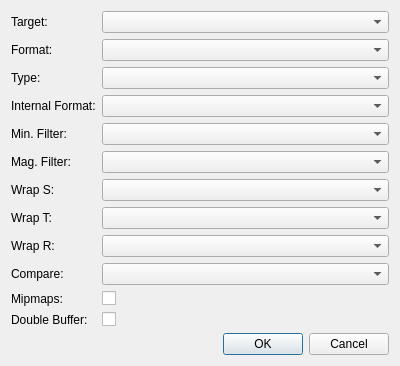
This is plugins/OpenGL/texturenodeform.ui in bigfug/Fugio as Qt 5 draws it before an edit. The edited form follows.
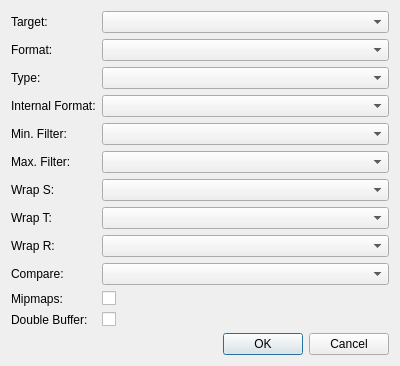
This is the edited form.

```diff
--- a/plugins/OpenGL/texturenodeform.ui
+++ b/plugins/OpenGL/texturenodeform.ui
@@ -69,7 +69,7 @@
      <item row="5" column="0">
       <widget class="QLabel" name="magFilterLabel">
        <property name="text">
-        <string>Mag. Filter:</string>
+        <string>Max. Filter:</string>
        </property>
       </widget>
      </item>
```
